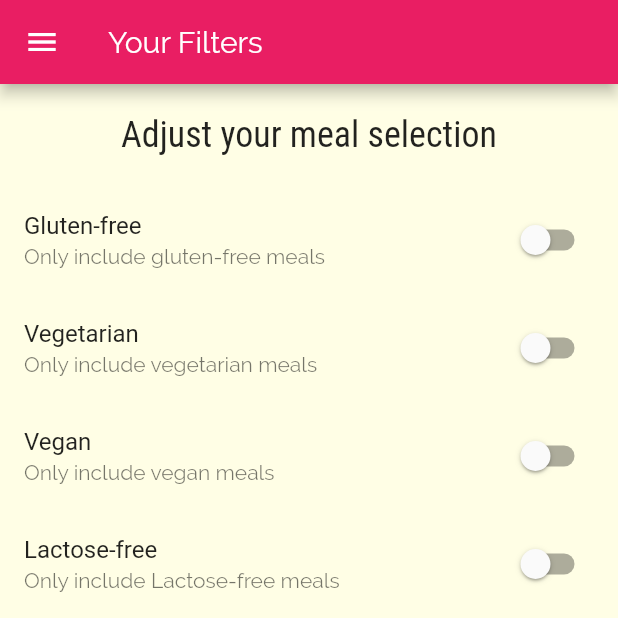
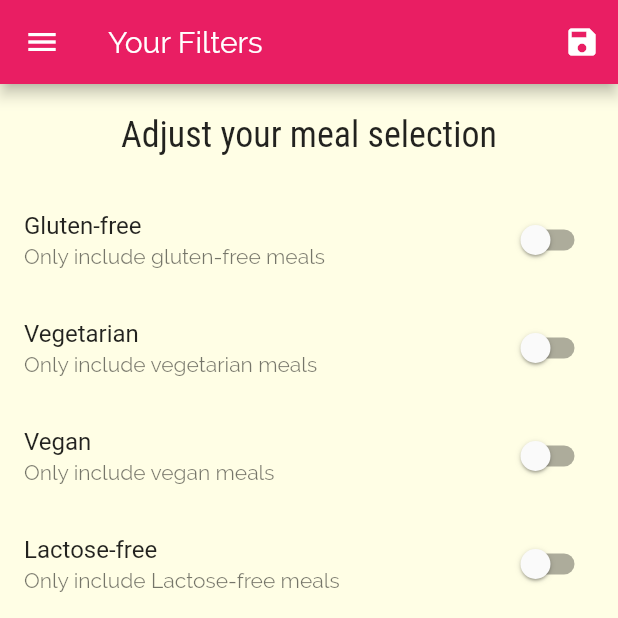
Before and after one commit to mvgmenezes/receipt_app, a Flutter app: the FilterScreen screen opened by its route, on a phone screen of 412 x 824 dp, the top half of it. Run offline on Flutter 3.47's test engine with Material 2 defaults, Android fonts, the phone set to English and light mode, and no system bars.

Commit message:
Finishing the filters_screen, saving the filters and applying in categories list

```diff
--- a/lib/main.dart
+++ b/lib/main.dart
@@ -1,15 +1,54 @@
 import 'package:flutter/material.dart';
+import 'package:recipe_app/dummy_data.dart';
 import 'package:recipe_app/screens/filters_screen.dart';
 import 'file:///C:/_apps/flutter/recipe_app/lib/screens/categories_screen.dart';
 import 'file:///C:/_apps/flutter/recipe_app/lib/screens/category_meals_screen.dart';
 import 'package:recipe_app/screens/meal_detail_screen.dart';
 import 'package:recipe_app/screens/tabs_screen.dart';
 
+import 'models/meal.dart';
+
 void main() {
   runApp(MyApp());
 }
 
-class MyApp extends StatelessWidget {
+class MyApp extends StatefulWidget {
+  @override
+  _MyAppState createState() => _MyAppState();
+}
+
+class _MyAppState extends State<MyApp> {
+  Map<String,bool> _filters = {
+    'gluten': false,
+    'lactose': false,
+    'vegan': false,
+    'vegetarian':false
+  };
+
+  List<Meal> _availableMeals = DUMMY_MEALS;
+
+  void _setFilters(Map<String,bool> filterData){
+    setState(() {
+      _filters = filterData;
+
+      _availableMeals = DUMMY_MEALS.where((meal) {
+        if(_filters['gluten'] && !meal.isGlutenFree){
+          return false;
+        }
+        if(_filters['lactose'] && !meal.isLactoseFree){
+          return false;
+        }
+        if(_filters['vegan'] && !meal.isVegan){
+          return false;
+        }
+        if(_filters['vegetarian'] && !meal.isVegetarian){
+          return false;
+        }
+        return true;
+      }).toList();
+    });
+  }
+
   @override
   Widget build(BuildContext context) {
     return MaterialApp(
@@ -32,9 +71,9 @@ class MyApp extends StatelessWidget {
       //initialRoute: '/', //the flutter default is / so it is not necessary add it.
       routes: {
         '/': (ctx) => TabsScreen(),
-        CategoryMealsScreen.routeName: (ctx) => CategoryMealsScreen(),
+        CategoryMealsScreen.routeName: (ctx) => CategoryMealsScreen(_availableMeals),
         MealDetailScreen.routeName: (ctx) => MealDetailScreen(),
-        FilterScreen.routeName: (ctx) => FilterScreen()
+        FilterScreen.routeName: (ctx) => FilterScreen(_filters, _setFilters)
       },
      /* onGenerateRoute: (settings) { //define one route default with exist one route not mapped
         print(settings.arguments);
--- a/lib/screens/category_meals_screen.dart
+++ b/lib/screens/category_meals_screen.dart
@@ -12,6 +12,10 @@ class CategoryMealsScreen extends StatefulWidget {
   CategoryMealsScreen(this.categoryId, this.categoryTitle);*/
 
   static const routeName = '/category-meals';
+
+  final List<Meal> availableMeals;
+
+  CategoryMealsScreen(this.availableMeals);
 
   @override
   _CategoryMealsScreenState createState() => _CategoryMealsScreenState();
@@ -39,7 +43,7 @@ class _CategoryMealsScreenState extends State<CategoryMealsScreen> {
     final routeArgs = ModalRoute.of(context).settings.arguments as Map<String, String>;
     final categoryId = routeArgs['id'];
     categoryTitle = routeArgs['title'];
-    displayedMeals = DUMMY_MEALS.where((meal) => meal.categories.contains(categoryId)).toList();
+    displayedMeals = widget.availableMeals.where((meal) => meal.categories.contains(categoryId)).toList();
     super.didChangeDependencies();
   }
 
--- a/lib/screens/filters_screen.dart
+++ b/lib/screens/filters_screen.dart
@@ -3,6 +3,11 @@ import 'package:recipe_app/widgets/main_drawer.dart';
 
 class FilterScreen extends StatefulWidget {
   static const routeName = '/filtes';
+
+  final Function saveFilters;
+  final Map<String, bool> filters;
+
+  FilterScreen(this.filters, this.saveFilters);
 
   @override
   _FilterScreenState createState() => _FilterScreenState();
@@ -13,6 +18,14 @@ class _FilterScreenState extends State<FilterScreen> {
   var _vegetarianFree= false;
   var _vegan= false;
   var _lactoseFree= false;
+
+  @override
+  initState(){
+    _glutenFree= widget.filters['gluten'];
+    _vegetarianFree= widget.filters['vegetarian'];
+    _vegan= widget.filters['vegan'];
+    _lactoseFree= widget.filters['lactose'];
+  }
 
   Widget _buildSwitchListTile(String title, String subtitle, bool currentValue, Function updateValue) {
     return SwitchListTile(
@@ -26,7 +39,21 @@ class _FilterScreenState extends State<FilterScreen> {
   @override
   Widget build(BuildContext context) {
     return Scaffold(
-      appBar: AppBar(title: Text('Your Filters'),),
+      appBar: AppBar(
+        title: Text('Your Filters'),
+        actions: <Widget>[
+          IconButton(icon: Icon(Icons.save),
+            onPressed: () {
+              final selectedFilters = {
+                'gluten': _glutenFree,
+                'lactose': _lactoseFree,
+                'vegan': _vegan,
+                'vegetarian':_vegetarianFree
+              };
+              widget.saveFilters(selectedFilters);
+          },)
+        ],
+      ),
       drawer: MainDrawer(),
       body: Column(children: <Widget>[
         Container(
```
